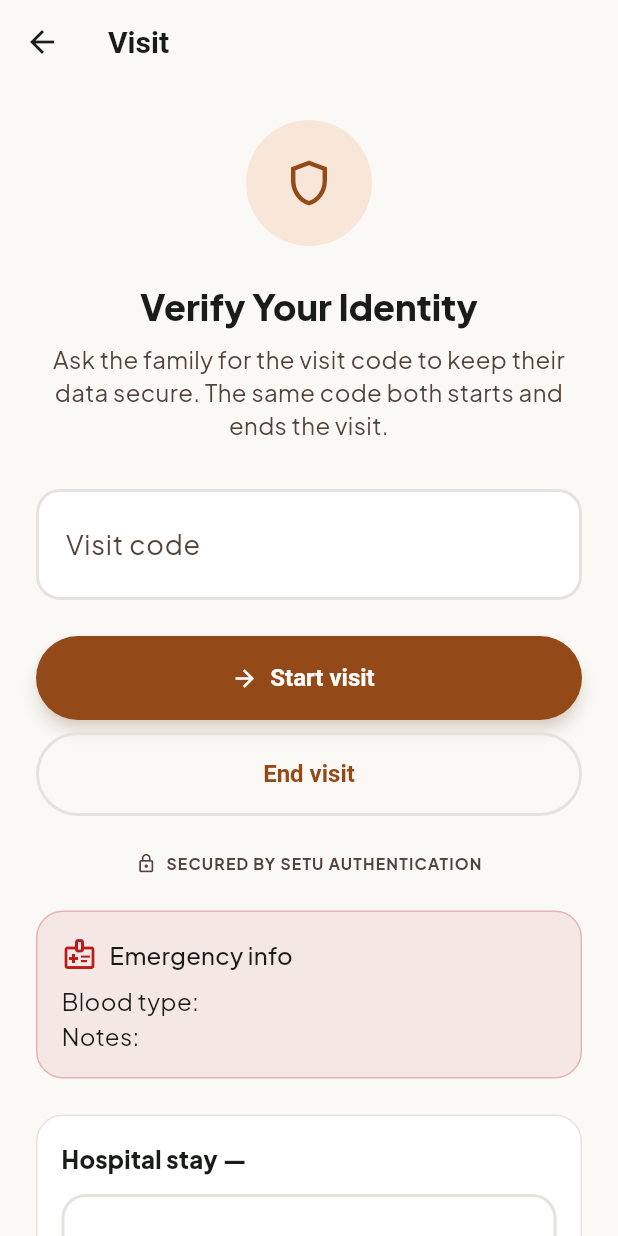
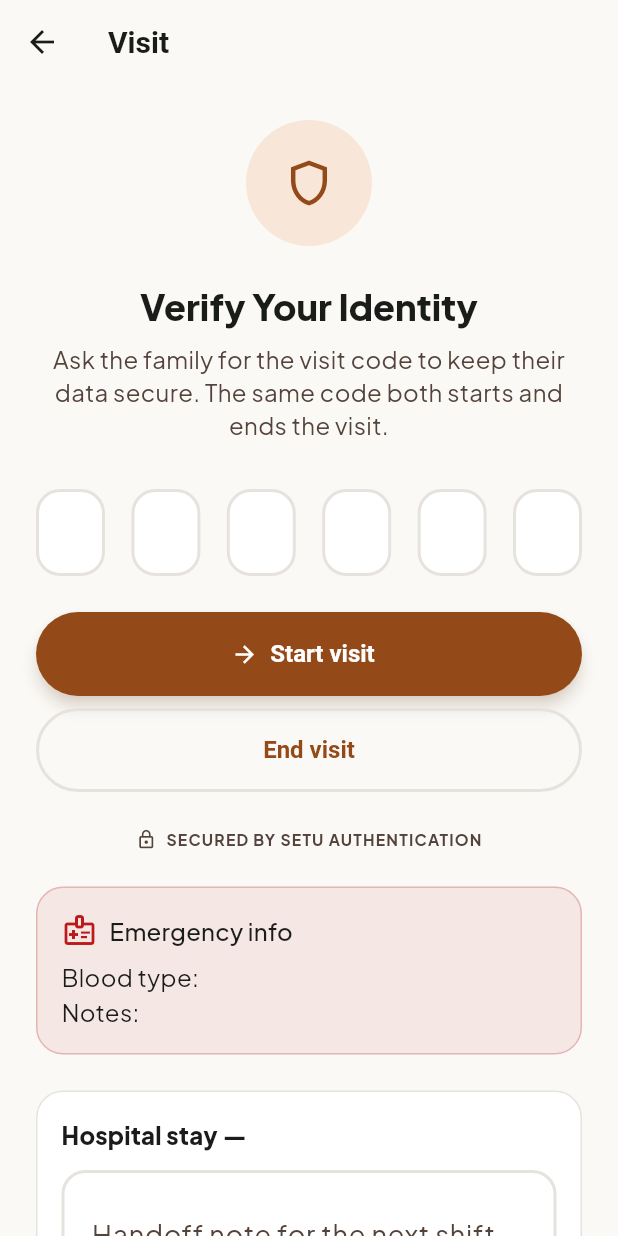
Before and after one commit to MADEMSanjanaSarvani/Elder-Care, a Flutter app: the OtpVisitScreen screen opened directly with empty values, on a phone screen of 412 x 824 dp. Run offline on Flutter 3.47's test engine with Material 3 defaults, Android fonts, the phone set to English and light mode, and no system bars; our stand-ins replace connectivity_plus, file_picker, firebase_core, firebase_messaging, fl_chart, flutter_riverpod and 7 more; missing offline and left inert: agora_rtc_engine; accounts and stored records are empty; network calls fail.

Commit message:
Give the visit code six boxes, one per digit
The verification design's real home in SETU is the visit OTP — a caregiver at
the door, a family member reading a code aloud. Six boxes fits that exactly:
"four… seven… two…" and each digit lands somewhere you can see, which is how
you keep your place in a spoken number with a bag in your other hand.

Six is also provably the right number rather than a guess. bookings-match
generates `100000 + random * 900000`, which cannot produce any other length.

Built as one real text field drawn invisibly over six decorative boxes, not as
six fields passing focus between themselves. Six fields is the obvious
implementation and it breaks in every way that matters at a doorway: pasting a
code fills only the first box, backspace at the start of a box does nothing,
and platform autofill has no single target. One field behind the glass gets
paste, backspace, selection and autofill for free — and it means the screen
keeps the same _otpController, so startVisit and endVisit are untouched.

The boxes sit inside ExcludeSemantics: they are a picture of the field's value,
and a screen reader should hear the field once rather than the field followed
by six loose digits.

Fixed while in there: this screen never disposed either of its controllers. A
caregiver opens it once per visit, several times a day, for as long as the app
stays resident.

Still not reproduced from the mock: "we've sent a code to your mobile" and the
resend countdown. There is no SMS-to-caregiver step — the family reads the code
out — and no resend function to back a countdown. The mock's countdown is also
broken on its own terms: it formats minutes as '0$m', so ten minutes renders as
"010:00".

Co-Authored-By: Claude Opus 5 <noreply@anthropic.com>
Claude-Session: https://claude.ai/code/session_01S5DTGMKeQG9VnPQnqENAW4

```diff
--- a/apps/family_elder_app/lib/core/app_build.dart
+++ b/apps/family_elder_app/lib/core/app_build.dart
@@ -4,4 +4,4 @@
 /// install actually update?" ambiguity.
 ///
 /// Keep it in sync with pubspec `version:`.
-const String kAppBuildLabel = 'v0.7.1 · build 50 · 27 Jul';
+const String kAppBuildLabel = 'v0.7.1 · build 51 · 27 Jul';
--- a/apps/family_elder_app/lib/features/otp_visit/presentation/otp_visit_screen.dart
+++ b/apps/family_elder_app/lib/features/otp_visit/presentation/otp_visit_screen.dart
@@ -9,14 +9,18 @@ import '../data/otp_visit_repository.dart';
 /// One-handed use standing in a doorway (PRD Part 3 §17): a single OTP
 /// field and a single action button, nothing else competing for attention.
 /// Matches the Stitch "otp_verification" design: a shield/lock icon badge,
-/// a bold headline, and a big centred code field — restyled visually, same
-/// single-field `_otpController` feeding the same real startVisit/endVisit
-/// calls as before.
+/// a bold headline, and the six-box code field — restyled visually, same
+/// single `_otpController` feeding the same real startVisit/endVisit calls
+/// as before. Six boxes is exactly right here because every code SETU issues
+/// is six digits: `bookings-match` generates `100000 + random * 900000`,
+/// which cannot produce any other length.
 ///
 /// The Stitch mock's subtitle says "we've sent a code to your mobile" and
 /// shows a resend countdown — SETU's real flow has no SMS-to-caregiver step;
 /// the family member reads the code out at the door, and there's no resend
-/// function to back a countdown, so neither is reproduced.
+/// function to back a countdown, so neither is reproduced. The mock's
+/// countdown is also broken on its own terms: it formats minutes as `'0$m'`,
+/// so anything from ten minutes up renders as "010:00".
 class OtpVisitScreen extends ConsumerStatefulWidget {
   const OtpVisitScreen({required this.bookingId, super.key});
 
@@ -37,6 +41,15 @@ class _OtpVisitScreenState extends ConsumerState<OtpVisitScreen> {
 
   OtpVisitRepository get _repo =>
       OtpVisitRepository(ref.read(supabaseClientProvider));
+
+  @override
+  void dispose() {
+    // Neither of these was being released. A caregiver opens this screen once
+    // per visit, several times a day, for as long as the app stays resident.
+    _otpController.dispose();
+    _notesController.dispose();
+    super.dispose();
+  }
 
   Future<void> _start() async {
     setState(() {
@@ -131,14 +144,12 @@ class _OtpVisitScreenState extends ConsumerState<OtpVisitScreen> {
               textAlign: TextAlign.center,
               style: TextStyle(color: SetuColors.mutedLight, height: 1.4)),
           const SizedBox(height: SetuSpacing.xl),
-          TextField(
-            controller: _otpController,
-            keyboardType: TextInputType.number,
-            textAlign: TextAlign.center,
-            style: const TextStyle(
-                fontSize: 28, fontWeight: FontWeight.w800, letterSpacing: 10),
-            decoration: const InputDecoration(labelText: 'Visit code'),
-          ),
+          // Six boxes, one per digit, as the design has it. The code is read
+          // aloud at the door — "four… seven… two…" — and a box per digit is
+          // how somebody keeps their place in a spoken number with a bag in
+          // the other hand. Still one controller behind the glass, so
+          // startVisit/endVisit are untouched.
+          SetuCodeField(controller: _otpController, enabled: !_busy),
           const SizedBox(height: SetuSpacing.lg),
           if (_error != null) ...[
             Container(
--- a/apps/family_elder_app/pubspec.yaml
+++ b/apps/family_elder_app/pubspec.yaml
@@ -4,7 +4,7 @@ description: >
   (PRD Part 3 §17/§18): family mode (dashboard, booking, consent
   management) and elder mode (large-text, voice-first, three-action home).
 publish_to: "none"
-version: 0.7.1+50
+version: 0.7.1+51
 
 environment:
   sdk: ">=3.4.0 <4.0.0"
--- a/packages/setu_core/lib/src/design/ui_helpers.dart
+++ b/packages/setu_core/lib/src/design/ui_helpers.dart
@@ -1,4 +1,5 @@
 import 'package:flutter/material.dart';
+import 'package:flutter/services.dart';
 
 import 'design_tokens.dart';
 
@@ -341,3 +342,163 @@ void setuSyncBreathing(
     controller.repeat(reverse: reverse);
   }
 }
+
+/// A code entry laid out as separate boxes, one per digit.
+///
+/// Six of them, because every code SETU issues is six digits — the visit OTP is
+/// generated as `100000 + random * 900000`, which cannot produce anything else.
+///
+/// Built as one real text field drawn invisibly over decorative boxes, rather
+/// than as six fields that pass focus between themselves. Six fields is the
+/// obvious implementation and it breaks in all the ways that matter at a
+/// doorway: pasting a code fills only the first box, backspace at the start of
+/// a box does nothing, and platform autofill has no single target to fill.
+/// One field behind the boxes gets paste, backspace, selection and autofill for
+/// free, and the caller keeps the plain [TextEditingController] it already had.
+class SetuCodeField extends StatefulWidget {
+  const SetuCodeField({
+    required this.controller,
+    this.length = 6,
+    this.autofocus = false,
+    this.enabled = true,
+    this.onCompleted,
+    super.key,
+  });
+
+  final TextEditingController controller;
+  final int length;
+  final bool autofocus;
+  final bool enabled;
+
+  /// Fires once the last digit lands, so the caller can submit without making
+  /// someone reach for a button they have already earned.
+  final ValueChanged<String>? onCompleted;
+
+  @override
+  State<SetuCodeField> createState() => _SetuCodeFieldState();
+}
+
+class _SetuCodeFieldState extends State<SetuCodeField> {
+  final _node = FocusNode();
+
+  @override
+  void initState() {
+    super.initState();
+    // The active box is drawn from focus as well as from length, so both have
+    // to trigger a repaint.
+    _node.addListener(_onChanged);
+    widget.controller.addListener(_onChanged);
+  }
+
+  @override
+  void dispose() {
+    _node.removeListener(_onChanged);
+    widget.controller.removeListener(_onChanged);
+    // The node is ours; the controller belongs to the caller and is not
+    // disposed here.
+    _node.dispose();
+    super.dispose();
+  }
+
+  void _onChanged() {
+    if (mounted) setState(() {});
+    if (widget.controller.text.length == widget.length) {
+      widget.onCompleted?.call(widget.controller.text);
+    }
+  }
+
+  @override
+  Widget build(BuildContext context) {
+    final code = widget.controller.text;
+
+    return Stack(
+      alignment: Alignment.center,
+      children: [
+        // The boxes are a picture of the field's value, so a screen reader
+        // should hear the field once rather than the field followed by six
+        // loose digits.
+        ExcludeSemantics(
+          child: Row(
+            mainAxisAlignment: MainAxisAlignment.spaceBetween,
+            children: [
+              for (var i = 0; i < widget.length; i++)
+                _CodeBox(
+                  digit: i < code.length ? code[i] : null,
+                  // The caret sits on the next empty box, or on the last one
+                  // when the code is full — never nowhere.
+                  active: _node.hasFocus &&
+                      (i == code.length ||
+                          (code.length == widget.length &&
+                              i == widget.length - 1)),
+                ),
+            ],
+          ),
+        ),
+        // The real field, invisible and on top so it takes every tap.
+        Positioned.fill(
+          child: TextField(
+            controller: widget.controller,
+            focusNode: _node,
+            autofocus: widget.autofocus,
+            enabled: widget.enabled,
+            keyboardType: TextInputType.number,
+            textInputAction: TextInputAction.done,
+            enableInteractiveSelection: false,
+            showCursor: false,
+            cursorColor: Colors.transparent,
+            style: const TextStyle(color: Colors.transparent, fontSize: 1),
+            inputFormatters: [
+              FilteringTextInputFormatter.digitsOnly,
+              LengthLimitingTextInputFormatter(widget.length),
+            ],
+            decoration: const InputDecoration(
+              border: InputBorder.none,
+              enabledBorder: InputBorder.none,
+              focusedBorder: InputBorder.none,
+              disabledBorder: InputBorder.none,
+              filled: false,
+              counterText: '',
+              contentPadding: EdgeInsets.zero,
+            ),
+          ),
+        ),
+      ],
+    );
+  }
+}
+
+class _CodeBox extends StatelessWidget {
+  const _CodeBox({required this.digit, required this.active});
+
+  final String? digit;
+  final bool active;
+
+  @override
+  Widget build(BuildContext context) {
+    final filled = digit != null;
+    final border = active
+        ? SetuColors.accentLight
+        : filled
+            ? SetuColors.accentLight.withValues(alpha: 0.4)
+            : SetuColors.borderLight;
+
+    return Container(
+      width: 46,
+      height: 58,
+      alignment: Alignment.center,
+      decoration: BoxDecoration(
+        color: SetuColors.paperRaisedLight,
+        borderRadius: BorderRadius.circular(16),
+        border: Border.all(color: border, width: 2),
+      ),
+      child: Text(
+        digit ?? '',
+        style: const TextStyle(
+          fontSize: 26,
+          fontWeight: FontWeight.w800,
+          color: SetuColors.inkLight,
+        ),
+      ),
+    );
+  }
+}
```
